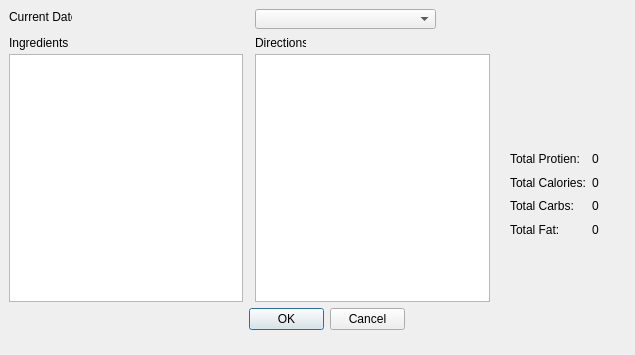
escobaros-dos/mealplanner, file mealplanner/viewmealdetails.ui: the form before one commit.
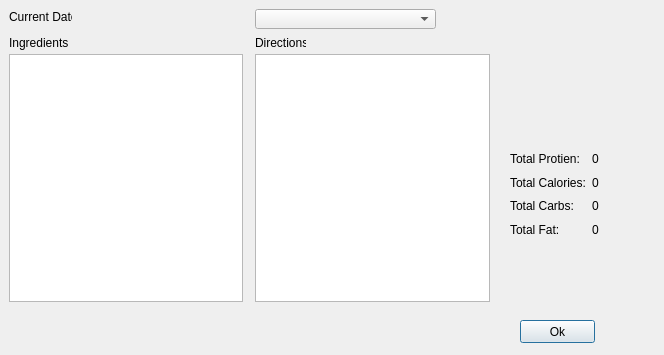
The form after the commit.

Commit message:
view meal details now has the interface, with one bug, the update nutrition displays that wrong values I know the problem, I will fix later (need richard for that)
also changed mp database to return a list of recipe instead of names for the meal details window

What changed in the file:
```diff
--- a/mealplanner/viewmealdetails.ui
+++ b/mealplanner/viewmealdetails.ui
@@ -6,7 +6,7 @@
    <rect>
     <x>0</x>
     <y>0</y>
-    <width>635</width>
+    <width>664</width>
     <height>355</height>
    </rect>
   </property>
@@ -64,22 +64,6 @@
     </rect>
    </property>
   </widget>
-  <widget class="QDialogButtonBox" name="buttonBox">
-   <property name="geometry">
-    <rect>
-     <x>249</x>
-     <y>308</y>
-     <width>156</width>
-     <height>23</height>
-    </rect>
-   </property>
-   <property name="orientation">
-    <enum>Qt::Horizontal</enum>
-   </property>
-   <property name="standardButtons">
-    <set>QDialogButtonBox::Cancel|QDialogButtonBox::Ok</set>
-   </property>
-  </widget>
   <widget class="QLabel" name="CurrentDateLabel">
    <property name="geometry">
     <rect>
@@ -171,6 +155,19 @@
     </item>
    </layout>
   </widget>
+  <widget class="QPushButton" name="VMD_Okay">
+   <property name="geometry">
+    <rect>
+     <x>520</x>
+     <y>320</y>
+     <width>75</width>
+     <height>23</height>
+    </rect>
+   </property>
+   <property name="text">
+    <string>Ok</string>
+   </property>
+  </widget>
  </widget>
  <resources/>
  <connections>
```
Left out of the diff: 40 changed lines with no effect on the pictures. The commit also changes 7 other files.
